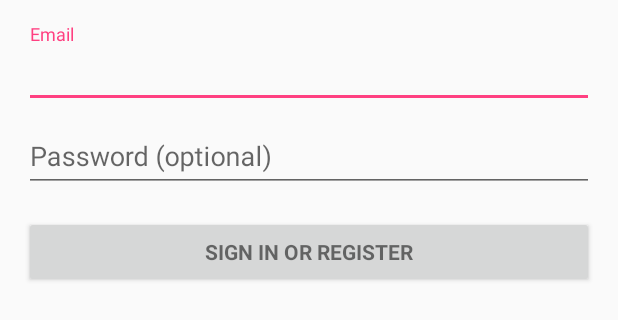
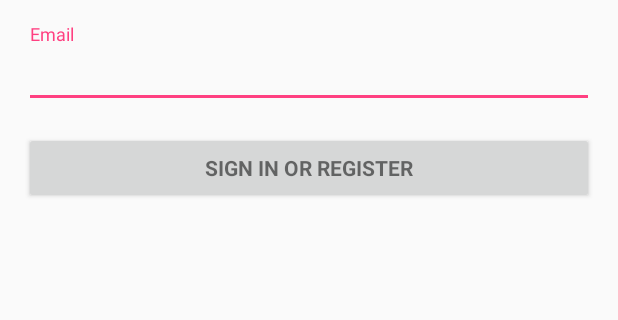
Before and after one commit to jksdb/Myjksdb, an Android app: the layout activity_login.xml on its own in the app's theme, with its tools: preview values and no code run, on a phone screen of 412 x 824 dp. Shown: the top 320 px of the screen. Run offline under Robolectric (Android 15) with nearby library versions, the phone set to English and light mode, and no system bars.

Commit message:
create project

```diff
--- a/VChate/app/src/main/res/layout/activity_login.xml
+++ b/VChate/app/src/main/res/layout/activity_login.xml
@@ -49,8 +49,7 @@
                 android:layout_width="match_parent"
                 android:layout_height="wrap_content">
 
-                <EditText
-                    android:id="@+id/password"
+git                    android:id="@+id/password"
                     android:layout_width="match_parent"
                     android:layout_height="wrap_content"
                     android:hint="@string/prompt_password"
```
